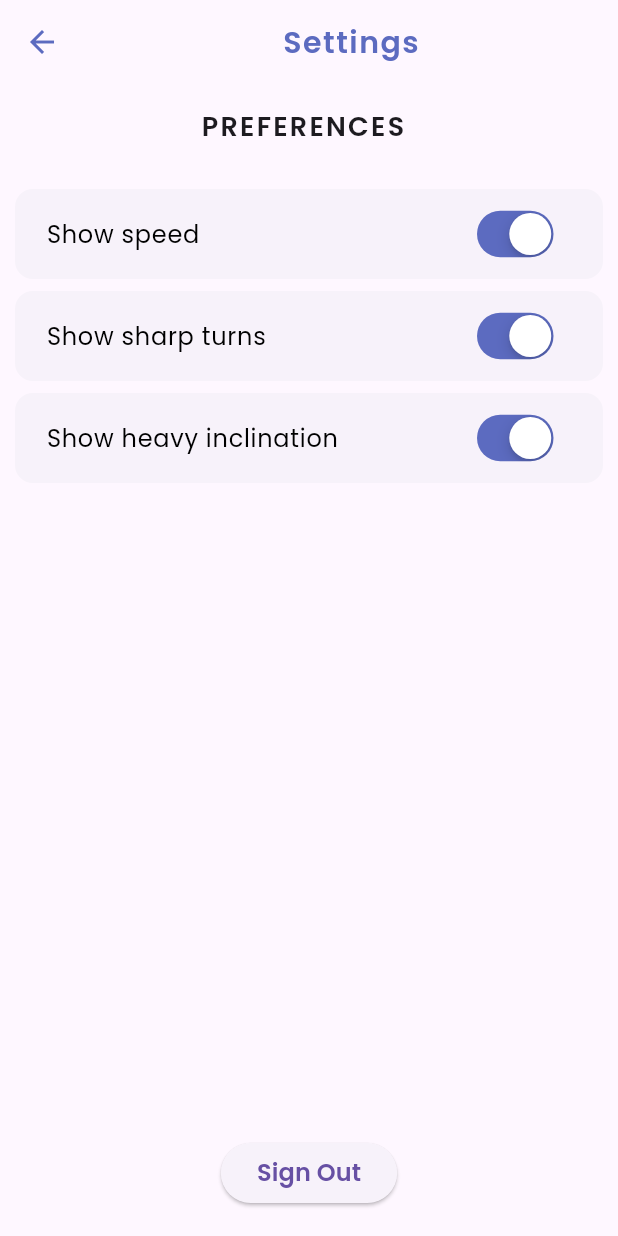
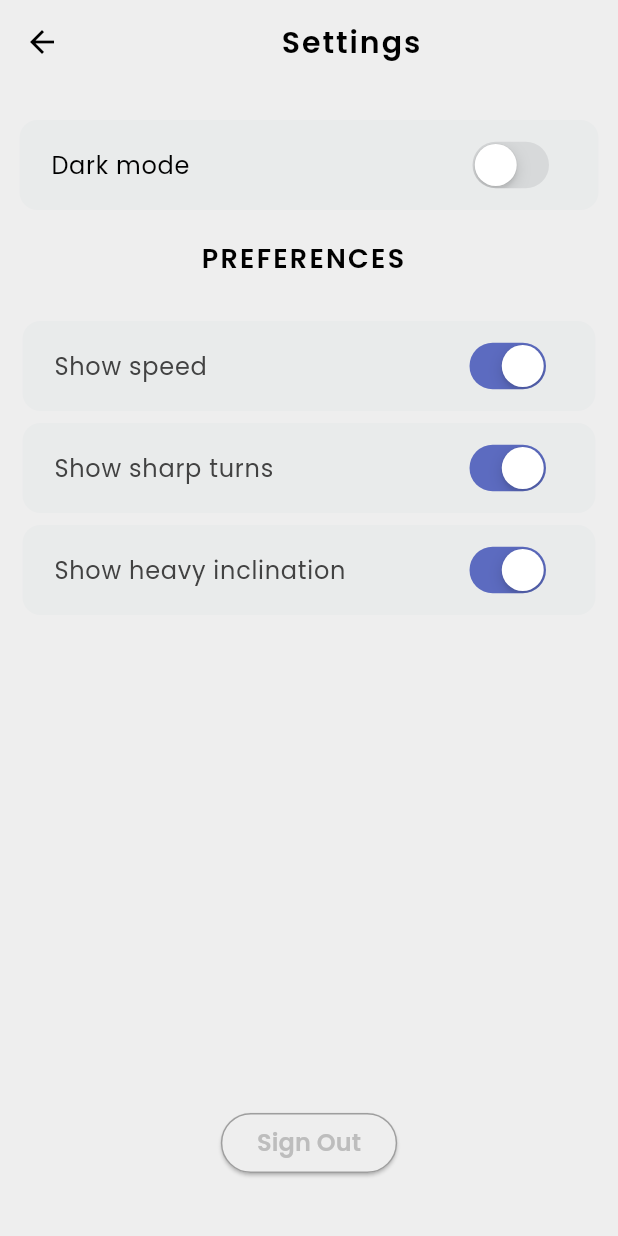
Before and after one commit to MdgSpace-Soc-D-2024/SafeDrive, a Flutter app: the SettingScreen screen opened by its route, on a phone screen of 412 x 824 dp. Run offline on Flutter 3.47's test engine with Material 3 defaults, Android fonts, the phone set to English and light mode, and no system bars; our stand-ins replace cloud_firestore, connectivity_plus, dio, firebase_auth, firebase_core, flutter_map and 7 more; missing offline and left inert: flutter_polyline_points, google_maps_flutter_android, google_maps_flutter_platform_interface; accounts and stored records are empty.

Commit message:
Dark mode

```diff
--- a/flutter/safedrive/lib/pages/directions_repository.dart
+++ b/flutter/safedrive/lib/models/directions_repository.dart
@@ -2,7 +2,7 @@
 
 import 'package:dio/dio.dart';
 // import 'package:flutter/foundation.dart';
-import '.env.dart';
+import '../pages/.env.dart';
 import 'package:google_maps_flutter/google_maps_flutter.dart';
 import 'directions_model.dart';
 
--- a/flutter/safedrive/lib/pages/settingscreen.dart
+++ b/flutter/safedrive/lib/pages/settingscreen.dart
@@ -1,14 +1,17 @@
 import 'package:flutter/cupertino.dart';
 import 'package:flutter/material.dart';
-import 'package:safedrive/main.dart';
+import 'package:safedrive/themes/theme_provider.dart';
 import 'package:shared_preferences/shared_preferences.dart';
 import 'package:firebase_auth/firebase_auth.dart';
+import 'package:provider/provider.dart';
 
 // <------------------ USER PREFERENCES --------------------->
+
 final List preferences = [
   ["Show speed", true],
   ["Show sharp turns", true],
   ["Show heavy inclination", true],
+  ["Dark Mode", true]
 ];
 
 Future<void> savePreference(String key, bool value) async {
@@ -97,6 +100,15 @@ class _SettingScreenState extends State<SettingScreen> {
 
   Widget _signOutButton() {
     return ElevatedButton(
+      style: ButtonStyle(
+        shape: WidgetStateProperty.all(
+          RoundedRectangleBorder(
+            side: BorderSide(
+                color: Colors.grey, width: 1), // Border color and width
+            borderRadius: BorderRadius.circular(20), // Border radius
+          ),
+        ),
+      ),
       onPressed: signOut,
       child: const Text(
         "Sign Out",
@@ -137,9 +149,9 @@ class _SettingScreenState extends State<SettingScreen> {
     }
   }
 
-  Widget _title() {
-    return const Text("Firebase Auth");
-  }
+  // Widget _title() {
+  //   return const Text("Firebase Auth");
+  // }
 
   Widget _entryField(
     String title,
@@ -218,19 +230,50 @@ class _SettingScreenState extends State<SettingScreen> {
   Widget build(BuildContext context) {
     return SafeArea(
       child: Scaffold(
-        // backgroundColor: darkBlue,
+        backgroundColor: Theme.of(context).colorScheme.surface,
         appBar: AppBar(
           title: Center(
               child: Text(
             'Settings',
             style: TextStyle(
-                fontSize: 20, fontWeight: FontWeight.w600, letterSpacing: 1),
+              fontSize: 20,
+              fontWeight: FontWeight.w600,
+              letterSpacing: 1.3,
+            ),
           )),
-          backgroundColor: Colors.transparent,
-          foregroundColor: Colors.indigo[400],
         ),
-        body: Column(
+        body: Container(
+          margin: const EdgeInsets.symmetric(vertical: 15, horizontal: 0),
+          padding: const EdgeInsets.all(5),
+          child: Column(
             children: [
+              Padding(
+                padding: const EdgeInsets.symmetric(vertical: 4, horizontal: 8),
+                child: Container(
+                  decoration: BoxDecoration(
+                    color: Colors.blueGrey.shade100.withAlpha(40),
+                    borderRadius: BorderRadius.circular(12),
+                  ),
+                  padding: EdgeInsets.symmetric(vertical: 2, horizontal: 5),
+                  child: ListTile(
+                    title: Text(
+                      "Dark mode",
+                      style: TextStyle(
+                        fontSize: 16,
+                      ),
+                    ),
+                    trailing: CupertinoSwitch(
+                      value: Provider.of<ThemeProvider>(context, listen: false)
+                          .isDarkMode,
+                      onChanged: (value) => {
+                        Provider.of<ThemeProvider>(context, listen: false)
+                            .toggleTheme()
+                      },
+                      activeTrackColor: Colors.black54,
+                    ),
+                  ),
+                ),
+              ),
               Row(
                 mainAxisAlignment: MainAxisAlignment.start,
                 children: [],
@@ -247,74 +290,9 @@ class _SettingScreenState extends State<SettingScreen> {
                   ),
                 ),
               ),
-
-            // <--------------------- OLD ------------------------->
-            // ListTile(
-            //   leading: Icon(Icons.arrow_drop_down_outlined),
-            //   title: Text('Show speed'),
-            //   trailing: ToggleSwitch(
-            //     customWidths: [50.0, 50.0],
-            //     cornerRadius: 10.0,
-            //     activeBgColors: [
-            //       [Colors.green.shade300],
-            //       [Colors.redAccent]
-            //     ],
-            //     activeFgColor: Colors.white,
-            //     inactiveBgColor: Colors.grey,
-            //     inactiveFgColor: Colors.white,
-            //     totalSwitches: 2,
-            //     labels: ['', ''],
-            //     icons: [Icons.check, Icons.close],
-            //     onToggle: (index) {
-            //       displaySpeed = index!;
-            //     },
-            //   ),
-            // ),
-            // ListTile(
-            //   leading: Icon(Icons.arrow_drop_down_outlined),
-            //   title: Text('Show sharp turns'),
-            //   trailing: ToggleSwitch(
-            //     customWidths: [50.0, 50.0],
-            //     cornerRadius: 10.0,
-            //     activeBgColors: [
-            //       [Colors.green.shade300],
-            //       [Colors.redAccent]
-            //     ],
-            //     activeFgColor: Colors.white,
-            //     inactiveBgColor: Colors.grey,
-            //     inactiveFgColor: Colors.white,
-            //     totalSwitches: 2,
-            //     // labels: ['', ''],
-            //     icons: [Icons.check, Icons.close],
-            //     onToggle: (index) {
-            //       displaySharpTurns = index!;
-            //     },
-            //   ),
-            // ),
-            // ListTile(
-            //   leading: Icon(Icons.arrow_drop_down_outlined),
-            //   title: Text('Show heavy inclinations'),
-            //   trailing: ToggleSwitch(
-            //     customWidths: [50.0, 50.0],
-            //     cornerRadius: 10.0,
-            //     activeBgColors: [
-            //       [Colors.green.shade300],
-            //       [Colors.redAccent]
-            //     ],
-            //     activeFgColor: Colors.white,
-            //     inactiveBgColor: Colors.grey,
-            //     inactiveFgColor: Colors.white,
-            //     totalSwitches: 2,
-            //     labels: ['', ''],
-            //     icons: [Icons.check, Icons.close],
-            //     onToggle: (index) {
-            //       displaySteepSlope = index!;
-            //     },
-            //   ),
-            // ),
               Expanded(
                 child: ListView.builder(
-                  itemCount: preferences.length,
+                    itemCount: preferences.length - 1,
                     padding: const EdgeInsets.all(10),
                     itemBuilder: (context, index) {
                       return Padding(
@@ -327,12 +305,14 @@ class _SettingScreenState extends State<SettingScreen> {
                           padding:
                               EdgeInsets.symmetric(vertical: 2, horizontal: 5),
                           child: ListTile(
-                          textColor: preferences[index][1]
-                              ? Colors.black
-                              : Colors.grey[500],
                             title: Text(
                               preferences[index][0],
                               style: TextStyle(
+                                color: preferences[index][1]
+                                    ? Theme.of(context)
+                                        .colorScheme
+                                        .inversePrimary
+                                    : Colors.grey[500],
                                 fontSize: 16,
                               ),
                             ),
@@ -342,10 +322,6 @@ class _SettingScreenState extends State<SettingScreen> {
                                 setState(() {
                                   onPreferenceChanged(index, value);
                                 });
-
-                              print(preferences[index][0] +
-                                  " Changed to " +
-                                  preferences[index][1].toString());
                               },
                               activeTrackColor: Colors.indigo[400],
                             ),
@@ -355,7 +331,8 @@ class _SettingScreenState extends State<SettingScreen> {
                     }),
               ),
               Padding(
-              padding: const EdgeInsets.symmetric(vertical: 10, horizontal: 10),
+                padding:
+                    const EdgeInsets.symmetric(vertical: 10, horizontal: 10),
                 child: Center(
                   child: Padding(
                     padding: const EdgeInsets.all(8.0),
@@ -366,6 +343,17 @@ class _SettingScreenState extends State<SettingScreen> {
                           return _signOutButton();
                         } else {
                           return ElevatedButton(
+                            style: ButtonStyle(
+                              shape: WidgetStateProperty.all(
+                                RoundedRectangleBorder(
+                                  side: BorderSide(
+                                      color: Colors.grey,
+                                      width: 1), // Border color and width
+                                  borderRadius: BorderRadius.circular(
+                                      20), // Border radius
+                                ),
+                              ),
+                            ),
                             onPressed: () {
                               _showSignUpDialog(context);
                             },
@@ -386,6 +374,7 @@ class _SettingScreenState extends State<SettingScreen> {
             ],
           ),
         ),
+      ),
     );
   }
 }
--- /dev/null
+++ b/flutter/safedrive/lib/themes/dark_mode.dart
@@ -0,0 +1,43 @@
+import 'package:flutter/material.dart';
+
+ThemeData darkMode = ThemeData(
+  textTheme: TextTheme(
+    displayLarge: TextStyle(
+        fontFamily: 'Poppins', fontSize: 40, fontWeight: FontWeight.bold),
+    displayMedium: TextStyle(
+        fontFamily: 'Poppins', fontSize: 34, fontWeight: FontWeight.bold),
+    displaySmall: TextStyle(
+        fontFamily: 'Poppins', fontSize: 27, fontWeight: FontWeight.normal),
+    headlineLarge: TextStyle(
+        fontFamily: 'Poppins', fontSize: 30, fontWeight: FontWeight.bold),
+    headlineMedium: TextStyle(
+        fontFamily: 'Poppins', fontSize: 24, fontWeight: FontWeight.w600),
+    headlineSmall: TextStyle(
+        fontFamily: 'Poppins', fontSize: 20, fontWeight: FontWeight.w500),
+    titleLarge: TextStyle(
+        fontFamily: 'Poppins', fontSize: 19, fontWeight: FontWeight.bold),
+    titleMedium: TextStyle(
+        fontFamily: 'Poppins', fontSize: 15, fontWeight: FontWeight.w600),
+    titleSmall: TextStyle(
+        fontFamily: 'Poppins', fontSize: 13, fontWeight: FontWeight.w400),
+    bodyLarge: TextStyle(
+        fontFamily: 'Poppins', fontSize: 17, fontWeight: FontWeight.normal),
+    bodyMedium: TextStyle(
+        fontFamily: 'Poppins', fontSize: 14, fontWeight: FontWeight.normal),
+    bodySmall: TextStyle(
+        fontFamily: 'Poppins', fontSize: 12, fontWeight: FontWeight.normal),
+    labelLarge: TextStyle(
+        fontFamily: 'Poppins', fontSize: 14, fontWeight: FontWeight.w600),
+    labelMedium: TextStyle(
+        fontFamily: 'Poppins', fontSize: 12, fontWeight: FontWeight.w500),
+    labelSmall: TextStyle(
+        fontFamily: 'Poppins', fontSize: 10, fontWeight: FontWeight.w400),
+  ),
+  colorScheme: ColorScheme.dark(
+    surface: Colors.black,
+    primary: Colors.grey.shade600,
+    secondary: Colors.grey.shade700,
+    tertiary: Colors.grey.shade900,
+    inversePrimary: Colors.grey.shade300,
+  ),
+);
--- /dev/null
+++ b/flutter/safedrive/lib/themes/light_mode.dart
@@ -0,0 +1,43 @@
+import 'package:flutter/material.dart';
+
+ThemeData lightMode = ThemeData(
+  textTheme: TextTheme(
+    displayLarge: TextStyle(
+        fontFamily: 'Poppins', fontSize: 40, fontWeight: FontWeight.bold),
+    displayMedium: TextStyle(
+        fontFamily: 'Poppins', fontSize: 34, fontWeight: FontWeight.bold),
+    displaySmall: TextStyle(
+        fontFamily: 'Poppins', fontSize: 27, fontWeight: FontWeight.normal),
+    headlineLarge: TextStyle(
+        fontFamily: 'Poppins', fontSize: 30, fontWeight: FontWeight.bold),
+    headlineMedium: TextStyle(
+        fontFamily: 'Poppins', fontSize: 24, fontWeight: FontWeight.w600),
+    headlineSmall: TextStyle(
+        fontFamily: 'Poppins', fontSize: 20, fontWeight: FontWeight.w500),
+    titleLarge: TextStyle(
+        fontFamily: 'Poppins', fontSize: 19, fontWeight: FontWeight.bold),
+    titleMedium: TextStyle(
+        fontFamily: 'Poppins', fontSize: 15, fontWeight: FontWeight.w600),
+    titleSmall: TextStyle(
+        fontFamily: 'Poppins', fontSize: 13, fontWeight: FontWeight.w400),
+    bodyLarge: TextStyle(
+        fontFamily: 'Poppins', fontSize: 17, fontWeight: FontWeight.normal),
+    bodyMedium: TextStyle(
+        fontFamily: 'Poppins', fontSize: 14, fontWeight: FontWeight.normal),
+    bodySmall: TextStyle(
+        fontFamily: 'Poppins', fontSize: 12, fontWeight: FontWeight.normal),
+    labelLarge: TextStyle(
+        fontFamily: 'Poppins', fontSize: 14, fontWeight: FontWeight.w600),
+    labelMedium: TextStyle(
+        fontFamily: 'Poppins', fontSize: 12, fontWeight: FontWeight.w500),
+    labelSmall: TextStyle(
+        fontFamily: 'Poppins', fontSize: 10, fontWeight: FontWeight.w400),
+  ),
+  colorScheme: ColorScheme.light(
+    surface: Colors.grey.shade200,
+    primary: Colors.grey.shade400,
+    secondary: Colors.grey.shade100,
+    tertiary: Colors.white,
+    inversePrimary: Colors.grey.shade800,
+  ),
+);
--- /dev/null
+++ b/flutter/safedrive/lib/themes/theme_provider.dart
@@ -0,0 +1,25 @@
+import 'package:flutter/foundation.dart';
+import 'package:flutter/material.dart';
+import 'package:safedrive/themes/light_mode.dart';
+import 'dark_mode.dart';
+
+class ThemeProvider extends ChangeNotifier {
+  ThemeData _themeData = lightMode;
+
+  ThemeData get themeData => _themeData;
+
+  bool get isDarkMode => _themeData == darkMode;
+
+  set themeData(ThemeData themeData) {
+    _themeData = themeData;
+    notifyListeners();
+  }
+
+  void toggleTheme() {
+    if (_themeData == lightMode) {
+      themeData = darkMode;
+    } else {
+      themeData = lightMode;
+    }
+  }
+}
```
Also changed, not shown: flutter/safedrive/lib/main.dart (+15 -91 lines), flutter/safedrive/lib/pages/drivescreen.dart (+10 -11 lines), flutter/safedrive/lib/pages/mapscreen.dart (+78 -53 lines), flutter/safedrive/lib/models/directions_model.dart (renamed from flutter/safedrive/lib/pages/directions_model.dart), flutter/safedrive/lib/models/misc.dart (renamed from flutter/safedrive/lib/pages/misc.dart), flutter/safedrive/lib/models/offline_map_misc.dart (renamed from flutter/safedrive/lib/pages/offline_map_misc.dart). Lines whose indentation alone changed are shown as unchanged.
